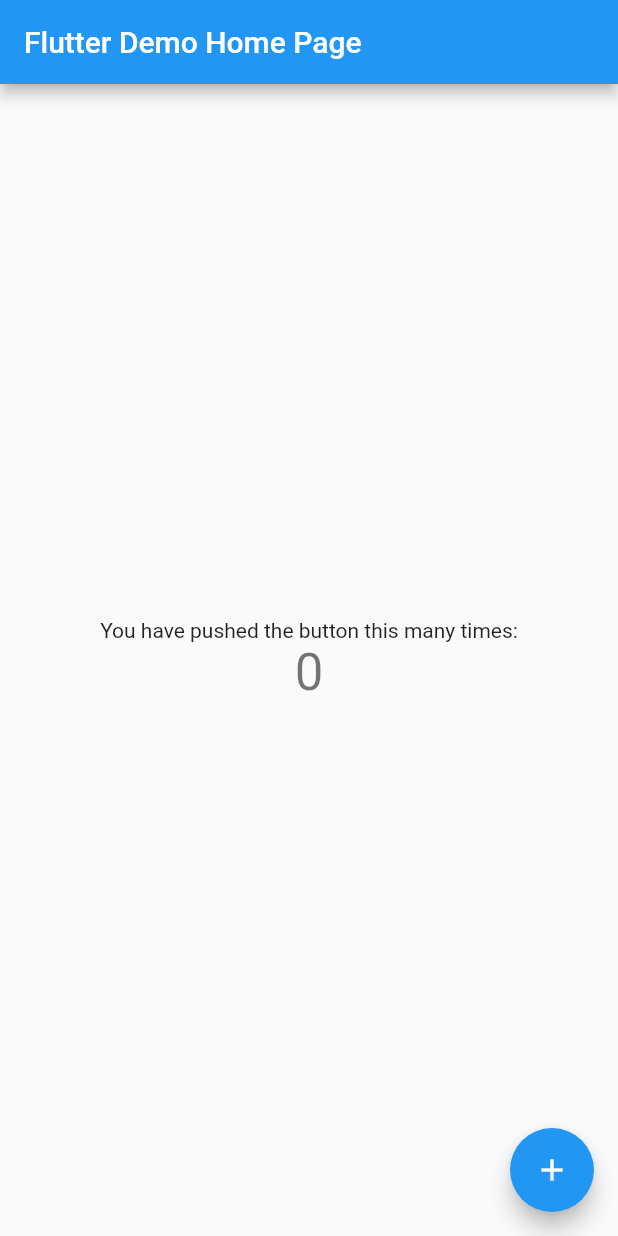
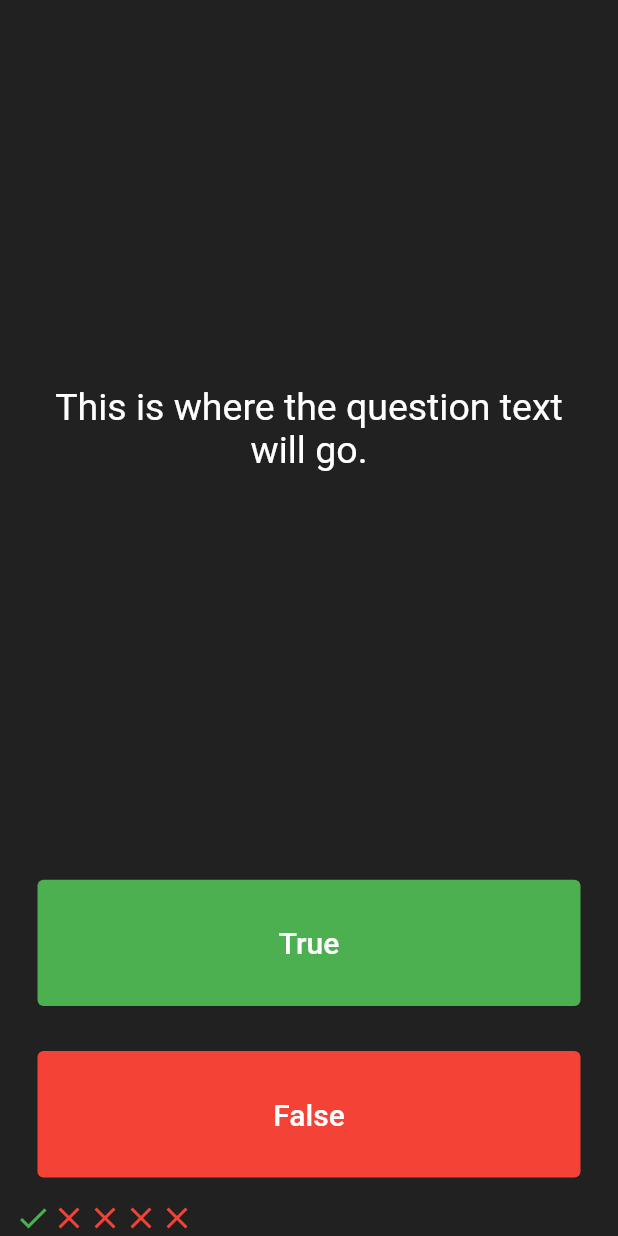
Before and after one commit to lucasaclima03/quizzler, a Flutter app: the screen it shows after launch, on a phone screen of 412 x 824 dp. Run offline on Flutter 3.47's test engine with Material 2 defaults, Android fonts, the phone set to English and light mode, and no system bars.

Commit message:
criação da row de icons

```diff
--- a/lib/main.dart
+++ b/lib/main.dart
@@ -1,115 +1,133 @@
 import 'package:flutter/material.dart';
 
-void main() {
-  runApp(const MyApp());
-}
+void main() => runApp(Quizzler());
 
-class MyApp extends StatelessWidget {
-  const MyApp({Key? key}) : super(key: key);
-
-  // This widget is the root of your application.
+class Quizzler extends StatelessWidget {
   @override
   Widget build(BuildContext context) {
     return MaterialApp(
-      title: 'Flutter Demo',
-      theme: ThemeData(
-        // This is the theme of your application.
-        //
-        // Try running your application with "flutter run". You'll see the
-        // application has a blue toolbar. Then, without quitting the app, try
-        // changing the primarySwatch below to Colors.green and then invoke
-        // "hot reload" (press "r" in the console where you ran "flutter run",
-        // or simply save your changes to "hot reload" in a Flutter IDE).
-        // Notice that the counter didn't reset back to zero; the application
-        // is not restarted.
-        primarySwatch: Colors.blue,
+      home: Scaffold(
+        backgroundColor: Colors.grey.shade900,
+        body: SafeArea(
+          child: Padding(
+            padding: EdgeInsets.symmetric(horizontal: 10.0),
+            child: QuizPage(),
+          ),
+        ),
       ),
-      home: const MyHomePage(title: 'Flutter Demo Home Page'),
     );
   }
 }
 
-class MyHomePage extends StatefulWidget {
-  const MyHomePage({Key? key, required this.title}) : super(key: key);
-
-  // This widget is the home page of your application. It is stateful, meaning
-  // that it has a State object (defined below) that contains fields that affect
-  // how it looks.
-
-  // This class is the configuration for the state. It holds the values (in this
-  // case the title) provided by the parent (in this case the App widget) and
-  // used by the build method of the State. Fields in a Widget subclass are
-  // always marked "final".
-
-  final String title;
-
+class QuizPage extends StatefulWidget {
   @override
-  State<MyHomePage> createState() => _MyHomePageState();
+  _QuizPageState createState() => _QuizPageState();
 }
 
-class _MyHomePageState extends State<MyHomePage> {
-  int _counter = 0;
-
-  void _incrementCounter() {
-    setState(() {
-      // This call to setState tells the Flutter framework that something has
-      // changed in this State, which causes it to rerun the build method below
-      // so that the display can reflect the updated values. If we changed
-      // _counter without calling setState(), then the build method would not be
-      // called again, and so nothing would appear to happen.
-      _counter++;
-    });
-  }
+class _QuizPageState extends State<QuizPage> {
+  List<Icon> scoreKeeper = [
+    Icon(
+      Icons.check,
+      color: Colors.green,
+    ),
+    Icon(
+      Icons.close,
+      color: Colors.red,
+    ),
+    Icon(
+      Icons.close,
+      color: Colors.red,
+    ),
+    Icon(
+      Icons.close,
+      color: Colors.red,
+    ),
+    Icon(
+      Icons.close,
+      color: Colors.red,
+    ),
+  ];
 
   @override
   Widget build(BuildContext context) {
-    // This method is rerun every time setState is called, for instance as done
-    // by the _incrementCounter method above.
-    //
-    // The Flutter framework has been optimized to make rerunning build methods
-    // fast, so that you can just rebuild anything that needs updating rather
-    // than having to individually change instances of widgets.
-    return Scaffold(
-      appBar: AppBar(
-        // Here we take the value from the MyHomePage object that was created by
-        // the App.build method, and use it to set our appbar title.
-        title: Text(widget.title),
-      ),
-      body: Center(
-        // Center is a layout widget. It takes a single child and positions it
-        // in the middle of the parent.
-        child: Column(
-          // Column is also a layout widget. It takes a list of children and
-          // arranges them vertically. By default, it sizes itself to fit its
-          // children horizontally, and tries to be as tall as its parent.
-          //
-          // Invoke "debug painting" (press "p" in the console, choose the
-          // "Toggle Debug Paint" action from the Flutter Inspector in Android
-          // Studio, or the "Toggle Debug Paint" command in Visual Studio Code)
-          // to see the wireframe for each widget.
-          //
-          // Column has various properties to control how it sizes itself and
-          // how it positions its children. Here we use mainAxisAlignment to
-          // center the children vertically; the main axis here is the vertical
-          // axis because Columns are vertical (the cross axis would be
-          // horizontal).
-          mainAxisAlignment: MainAxisAlignment.center,
-          children: <Widget>[
-            const Text(
-              'You have pushed the button this many times:',
+    return Column(
+      mainAxisAlignment: MainAxisAlignment.spaceBetween,
+      crossAxisAlignment: CrossAxisAlignment.stretch,
+      children: <Widget>[
+        Expanded(
+          flex: 5,
+          child: Padding(
+            padding: EdgeInsets.all(10.0),
+            child: Center(
+              child: Text(
+                'This is where the question text will go.',
+                textAlign: TextAlign.center,
+                style: TextStyle(
+                  fontSize: 25.0,
+                  color: Colors.white,
+                ),
+              ),
             ),
-            Text(
-              '$_counter',
-              style: Theme.of(context).textTheme.headline4,
+          ),
+        ),
+        Expanded(
+          child: Padding(
+            padding: EdgeInsets.all(15.0),
+            child: TextButton(
+              //textColor: Colors.white,
+              //color: Colors.green,
+              style: TextButton.styleFrom(
+                  //textStyle: TextStyle(color: Colors.red),
+                  backgroundColor: Colors.green),
+
+              child: Text(
+                'True',
+                style: TextStyle(
+                  color: Colors.white,
+                  fontSize: 20.0,
+                ),
+              ),
+              onPressed: () {
+                setState(() {
+                  scoreKeeper.add(
+                    Icon(
+                      Icons.check,
+                      color: Colors.green,
+                    ),
+                  );
+                });
+              },
             ),
-          ],
+          ),
         ),
-      ),
-      floatingActionButton: FloatingActionButton(
-        onPressed: _incrementCounter,
-        tooltip: 'Increment',
-        child: const Icon(Icons.add),
-      ), // This trailing comma makes auto-formatting nicer for build methods.
+        Expanded(
+          child: Padding(
+            padding: EdgeInsets.all(15.0),
+            child: TextButton(
+              style: TextButton.styleFrom(backgroundColor: Colors.red),
+              child: Text(
+                'False',
+                style: TextStyle(
+                  fontSize: 20.0,
+                  color: Colors.white,
+                ),
+              ),
+              onPressed: () {
+                //The user picked false.
+              },
+            ),
+          ),
+        ),
+        Row(
+          children: scoreKeeper,
+        )
+      ],
     );
   }
 }
+
+/*
+question1: 'You can lead a cow down stairs but not up stairs.', false,
+question2: 'Approximately one quarter of human bones are in the feet.', true,
+question3: 'A slug\'s blood is green.', true,
+*/
```
